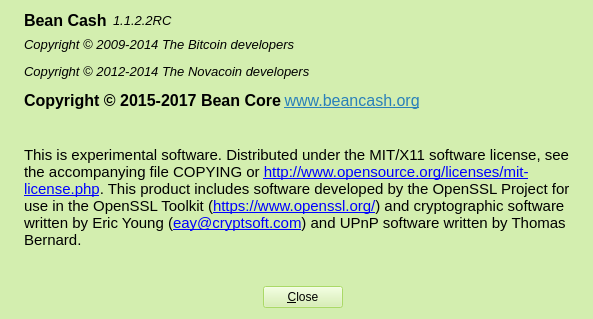
First picture: the form in src/qt/forms/aboutdialog.ui, repository teambean/BeanCash, before the edit.
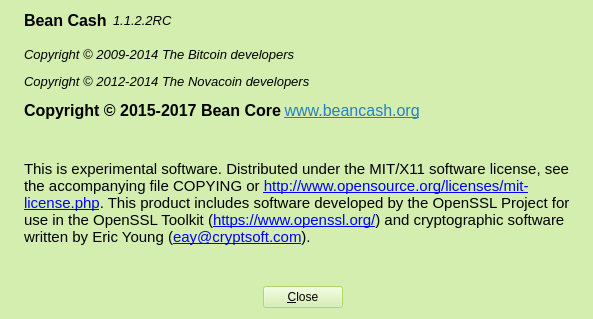
Second picture: the form after the edit. Icons and pictures are not drawn.

```diff
--- a/src/qt/forms/aboutdialog.ui
+++ b/src/qt/forms/aboutdialog.ui
@@ -344,7 +344,7 @@
       <cursorShape>IBeamCursor</cursorShape>
      </property>
      <property name="text">
-      <string>&lt;html&gt;&lt;head/&gt;&lt;body&gt;&lt;p&gt;&lt;span style=&quot; font-size:11pt;&quot;&gt;This is experimental software. Distributed under the MIT/X11 software license, see the accompanying file COPYING or &lt;/span&gt;&lt;a href=&quot;http://www.opensource.org/licenses/mit-license.php&quot;&gt;&lt;span style=&quot; font-size:11pt; text-decoration: underline; color:#0000ff;&quot;&gt;http://www.opensource.org/licenses/mit-license.php&lt;/span&gt;&lt;/a&gt;&lt;span style=&quot; font-size:11pt;&quot;&gt;. This product includes software developed by the OpenSSL Project for use in the OpenSSL Toolkit (&lt;/span&gt;&lt;a href=&quot;https://www.openssl.org/&quot;&gt;&lt;span style=&quot; font-size:11pt; text-decoration: underline; color:#0000ff;&quot;&gt;https://www.openssl.org/&lt;/span&gt;&lt;/a&gt;&lt;span style=&quot; font-size:11pt;&quot;&gt;) and cryptographic software written by Eric Young (&lt;/span&gt;&lt;a href=&quot;mailto:eay@cryptsoft.com&quot;&gt;&lt;span style=&quot; font-size:11pt; text-decoration: underline; color:#0000ff;&quot;&gt;eay@cryptsoft.com&lt;/span&gt;&lt;/a&gt;&lt;span style=&quot; font-size:11pt;&quot;&gt;) and UPnP software written by Thomas Bernard.&lt;/span&gt;&lt;/p&gt;&lt;/body&gt;&lt;/html&gt;</string>
+      <string>&lt;html&gt;&lt;head/&gt;&lt;body&gt;&lt;p&gt;&lt;span style=&quot; font-size:11pt;&quot;&gt;This is experimental software. Distributed under the MIT/X11 software license, see the accompanying file COPYING or &lt;/span&gt;&lt;a href=&quot;http://www.opensource.org/licenses/mit-license.php&quot;&gt;&lt;span style=&quot; font-size:11pt; text-decoration: underline; color:#0000ff;&quot;&gt;http://www.opensource.org/licenses/mit-license.php&lt;/span&gt;&lt;/a&gt;&lt;span style=&quot; font-size:11pt;&quot;&gt;. This product includes software developed by the OpenSSL Project for use in the OpenSSL Toolkit (&lt;/span&gt;&lt;a href=&quot;https://www.openssl.org/&quot;&gt;&lt;span style=&quot; font-size:11pt; text-decoration: underline; color:#0000ff;&quot;&gt;https://www.openssl.org/&lt;/span&gt;&lt;/a&gt;&lt;span style=&quot; font-size:11pt;&quot;&gt;) and cryptographic software written by Eric Young (&lt;/span&gt;&lt;a href=&quot;mailto:eay@cryptsoft.com&quot;&gt;&lt;span style=&quot; font-size:11pt; text-decoration: underline; color:#0000ff;&quot;&gt;eay@cryptsoft.com&lt;/span&gt;&lt;/a&gt;&lt;span style=&quot; font-size:11pt;&quot;&gt;).&lt;/span&gt;&lt;/p&gt;&lt;/body&gt;&lt;/html&gt;</string>
      </property>
      <property name="textFormat">
       <enum>Qt::RichText</enum>
```
